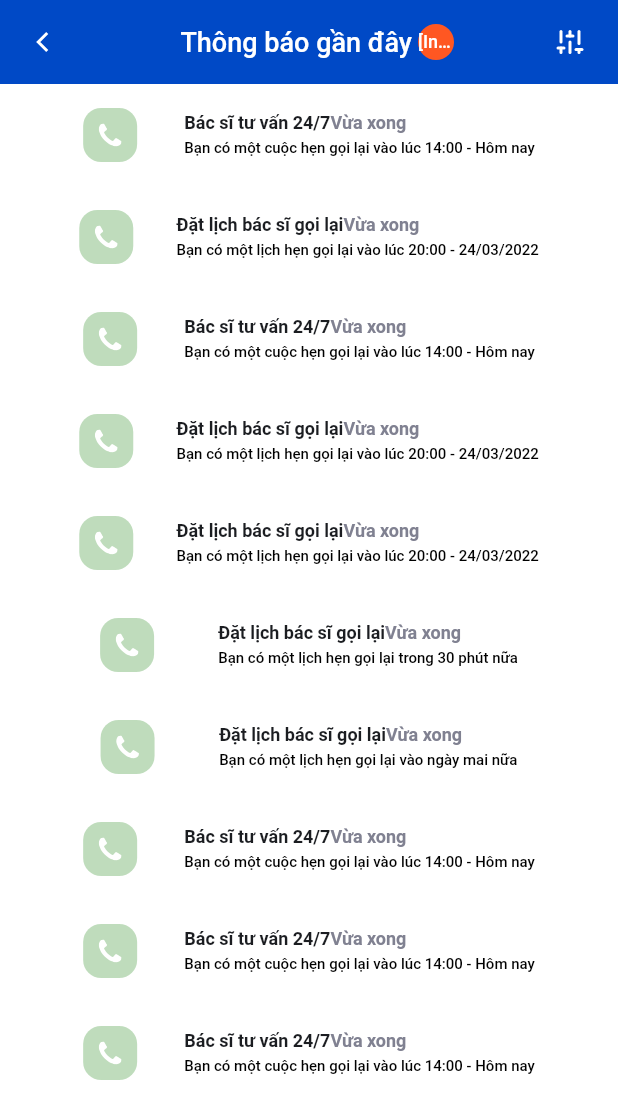
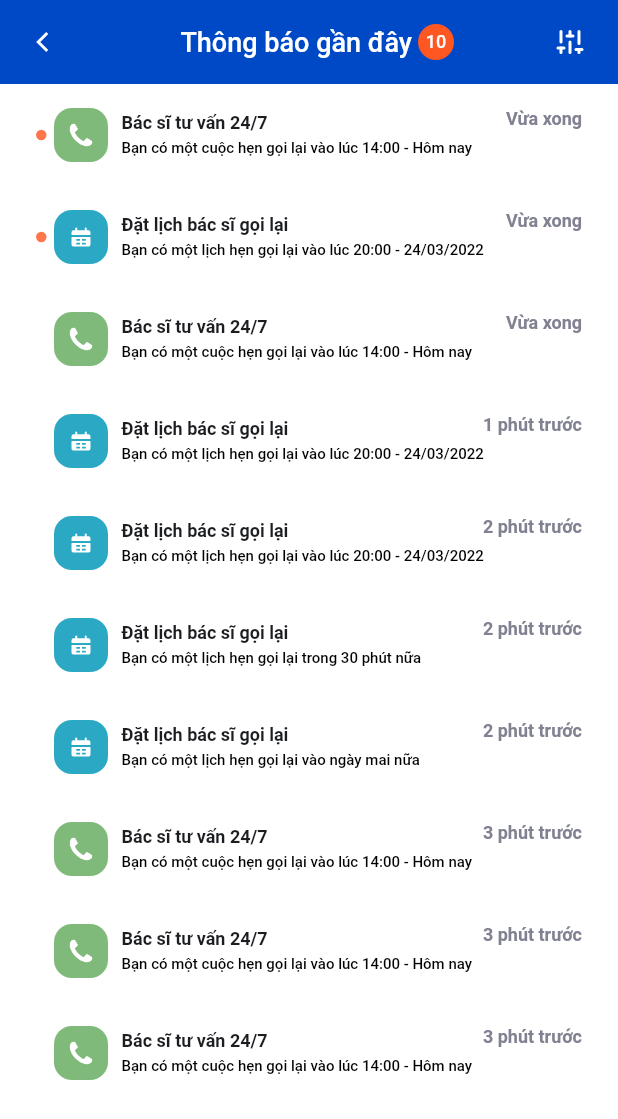
Before and after one commit to phucnguyen1618/doctor_app, a Flutter app: the NotificationPage screen opened by its route, on a phone screen of 412 x 824 dp. Shown: the top 1119 px of the screen. Run offline on Flutter 3.47's test engine with Material 2 defaults, Android fonts, the phone set to English and light mode, and no system bars; our stand-ins replace carousel_slider, draggable_home, flutter_svg, get, google_nav_bar, pinput and 2 more.

Commit message:
update project.

```diff
--- a/lib/app/assets/constants/color_constants.dart
+++ b/lib/app/assets/constants/color_constants.dart
@@ -21,4 +21,5 @@ class ColorConstants {
 
   static const Color unselectedColor = Colors.white;
   static const Color selectedColor = Color(0xFF6C5DD3);
+  static const Color dataRangeColor = Color(0xFF2BA8C4);
 }
--- a/lib/app/models/app_notification.dart
+++ b/lib/app/models/app_notification.dart
@@ -3,10 +3,11 @@ class AppNotification {
   String content;
   bool isRead;
   int typeNotification;
+  String timeReceive;
   bool isSelected;
 
   AppNotification(this.title, this.content, this.isRead, this.typeNotification,
-      this.isSelected);
+      this.timeReceive, this.isSelected);
 }
 
 // 0 là cuộc gọi tư vấn, 1 là đặt lịch hẹn bác sĩ
@@ -17,6 +18,7 @@ final notifications = [
     'Bạn có một cuộc hẹn gọi lại vào lúc 14:00 - Hôm nay',
     false,
     0,
+    'Vừa xong',
     false,
   ),
   AppNotification(
@@ -24,12 +26,14 @@ final notifications = [
       'Bạn có một lịch hẹn gọi lại vào lúc 20:00 - 24/03/2022',
       false,
       1,
+      'Vừa xong',
       false),
   AppNotification(
     'Bác sĩ tư vấn 24/7',
     'Bạn có một cuộc hẹn gọi lại vào lúc 14:00 - Hôm nay',
     true,
     0,
+    'Vừa xong',
     false,
   ),
   AppNotification(
@@ -37,6 +41,7 @@ final notifications = [
     'Bạn có một lịch hẹn gọi lại vào lúc 20:00 - 24/03/2022',
     true,
     1,
+    '1 phút trước',
     false,
   ),
   AppNotification(
@@ -44,6 +49,7 @@ final notifications = [
     'Bạn có một lịch hẹn gọi lại vào lúc 20:00 - 24/03/2022',
     true,
     1,
+    '2 phút trước',
     false,
   ),
   AppNotification(
@@ -51,6 +57,7 @@ final notifications = [
     'Bạn có một lịch hẹn gọi lại trong 30 phút nữa',
     true,
     1,
+    '2 phút trước',
     false,
   ),
   AppNotification(
@@ -58,6 +65,7 @@ final notifications = [
     'Bạn có một lịch hẹn gọi lại vào ngày mai nữa',
     true,
     1,
+    '2 phút trước',
     false,
   ),
   AppNotification(
@@ -65,6 +73,7 @@ final notifications = [
     'Bạn có một cuộc hẹn gọi lại vào lúc 14:00 - Hôm nay',
     true,
     0,
+    '3 phút trước',
     false,
   ),
   AppNotification(
@@ -72,6 +81,7 @@ final notifications = [
     'Bạn có một cuộc hẹn gọi lại vào lúc 14:00 - Hôm nay',
     true,
     0,
+    '3 phút trước',
     false,
   ),
   AppNotification(
@@ -79,6 +89,7 @@ final notifications = [
     'Bạn có một cuộc hẹn gọi lại vào lúc 14:00 - Hôm nay',
     true,
     0,
+    '3 phút trước',
     false,
   ),
 ];
--- a/lib/app/modules/notification/controller/notification_controller.dart
+++ b/lib/app/modules/notification/controller/notification_controller.dart
@@ -1,8 +1,12 @@
 import 'package:doctor_app/app/base/base_controller.dart';
+import 'package:doctor_app/app/models/app_notification.dart';
 import 'package:get/get.dart';
 
 class NotificationController extends BaseController {
+
   var isLoading = false.obs;
+  var isClicked = false.obs;
+  var notificationList = notifications.obs;
 
   onLoading() {
     isLoading.value = true;
@@ -16,4 +20,8 @@ class NotificationController extends BaseController {
   onBack() {
     Get.back();
   }
+
+  onItemNotificationClicked() {
+
+  }
 }
--- a/lib/app/modules/notification/view/notification_page.dart
+++ b/lib/app/modules/notification/view/notification_page.dart
@@ -33,7 +33,7 @@ class NotificationPage extends GetView<NotificationController> {
               NotificationListener<ScrollNotification>(
                 child: ListView.builder(
                   shrinkWrap: true,
-                  itemCount: notifications.length,
+                  itemCount: controller.notificationList.length,
                   itemBuilder: (context, index) {
                     return ItemNotification(notification: notifications[index]);
                   },
--- a/lib/app/modules/notification/view/notification_page_children.dart
+++ b/lib/app/modules/notification/view/notification_page_children.dart
@@ -45,7 +45,7 @@ extension NotificationPageChildren on NotificationPage {
             ),
             alignment: Alignment.center,
             child: Text(
-              "$notifications.length",
+              "${notifications.length}",
               style: const TextStyle(
                 fontSize: 12.0,
                 fontWeight: FontWeight.w500,
--- a/lib/app/shared/widgets/item_notification.dart
+++ b/lib/app/shared/widgets/item_notification.dart
@@ -1,8 +1,12 @@
 import 'package:doctor_app/app/assets/constants/color_constants.dart';
 import 'package:doctor_app/app/models/app_notification.dart';
+import 'package:doctor_app/app/modules/notification/controller/notification_controller.dart';
+import 'package:doctor_app/app/shared/widgets/dot_widget.dart';
 import 'package:flutter/material.dart';
+import 'package:get/get.dart';
 
-import 'call_widget.dart';
+import '../../resource/assets_constant/icon_constants.dart';
+import 'leading_notification_widget.dart';
 
 class ItemNotification extends StatelessWidget {
   const ItemNotification({
@@ -14,36 +18,62 @@ class ItemNotification extends StatelessWidget {
 
   @override
   Widget build(BuildContext context) {
+    var controller = Get.find<NotificationController>();
     return InkWell(
-      onTap: () {},
+      onTap: () {
+        controller.onItemNotificationClicked();
+      },
       child: Padding(
         padding: const EdgeInsets.symmetric(horizontal: 8.0, vertical: 4.0),
         child: Container(
-          height: 60.0,
-          padding: const EdgeInsets.symmetric(horizontal: 16.0, vertical: 12.0),
+            width: double.infinity,
+            padding:
+                const EdgeInsets.symmetric(horizontal: 16.0, vertical: 12.0),
             decoration: BoxDecoration(
               color: notification.isSelected
                   ? ColorConstants.selectedColor
                   : ColorConstants.unselectedColor,
               borderRadius: BorderRadius.circular(12.0),
             ),
-          child: Row(
+            child: Stack(
+              children: [
+                Row(
                   crossAxisAlignment: CrossAxisAlignment.center,
-            mainAxisAlignment: MainAxisAlignment.spaceEvenly,
                   children: [
+                    notification.isRead
+                        ? const SizedBox(
+                            width: 7.0,
+                            height: 7.0,
+                          )
+                        : const DotWidget(backgroundColor: Color(0xFFFF754C)),
+                    const SizedBox(
+                      width: 5.0,
+                    ),
                     notification.isSelected
-                  ? const CallWidget(backgroundColor: Colors.white)
-                  : const CallWidget(
-                      backgroundColor: ColorConstants.accentColor),
+                        ? LeadingNotificationWidget(
+                            backgroundColor: Colors.white,
+                            icon: notification.typeNotification == 0
+                                ? IconConstants.phone
+                                : IconConstants.dateRangeFill,
+                            isSelected: notification.isSelected,
+                          )
+                        : LeadingNotificationWidget(
+                            backgroundColor: notification.typeNotification == 0
+                                ? ColorConstants.accentColor
+                                : ColorConstants.dataRangeColor,
+                            icon: notification.typeNotification == 0
+                                ? IconConstants.phone
+                                : IconConstants.dateRangeFill,
+                            isSelected: notification.isSelected,
+                          ),
+                    const SizedBox(
+                      width: 9.0,
+                    ),
                     Column(
                       crossAxisAlignment: CrossAxisAlignment.start,
                       mainAxisAlignment: MainAxisAlignment.center,
                       children: [
-                  Wrap(
-                    alignment: WrapAlignment.spaceBetween,
-                    children: [
-                      Expanded(
-                        child: Text(
+                        Text(
                           notification.title,
                           style: TextStyle(
                             fontSize: 12.0,
@@ -52,21 +82,6 @@ class ItemNotification extends StatelessWidget {
                                 ? Colors.white
                                 : ColorConstants.pinColor,
                           ),
-                        ),
-                      ),
-                      Expanded(
-                        child: Text(
-                          'Vừa xong',
-                          style: TextStyle(
-                            fontSize: 12.0,
-                            fontWeight: FontWeight.w600,
-                            color: notification.isSelected
-                                ? Colors.white
-                                : ColorConstants.greyColor,
-                          ),
-                        ),
-                      ),
-                    ],
                         ),
                         const SizedBox(
                           height: 4.0,
@@ -87,7 +102,22 @@ class ItemNotification extends StatelessWidget {
                     ),
                   ],
                 ),
+                Positioned(
+                  top: 0.0,
+                  right: 0.0,
+                  child: Text(
+                    notification.timeReceive,
+                    style: TextStyle(
+                      fontSize: 12.0,
+                      fontWeight: FontWeight.w600,
+                      color: notification.isSelected
+                          ? Colors.white
+                          : ColorConstants.greyColor,
                     ),
+                  ),
+                ),
+              ],
+            )),
       ),
     );
   }
--- a/lib/app/shared/widgets/call_widget.dart
+++ b/lib/app/shared/widgets/leading_notification_widget.dart
@@ -1,14 +1,17 @@
-import 'package:doctor_app/app/resource/assets_constant/icon_constants.dart';
 import 'package:flutter/material.dart';
 import 'package:flutter_svg/flutter_svg.dart';
 
-class CallWidget extends StatelessWidget {
-  const CallWidget({
+class LeadingNotificationWidget extends StatelessWidget {
+  const LeadingNotificationWidget({
     Key? key,
     required this.backgroundColor,
+    required this.icon,
+    required this.isSelected,
   }) : super(key: key);
 
   final Color backgroundColor;
+  final String icon;
+  final bool isSelected;
 
   @override
   Widget build(BuildContext context) {
@@ -17,11 +20,11 @@ class CallWidget extends StatelessWidget {
       height: 36.0,
       padding: const EdgeInsets.symmetric(horizontal: 10.4, vertical: 9.6),
       decoration: BoxDecoration(
-        color: backgroundColor.withOpacity(0.5),
+        color: isSelected ? backgroundColor.withOpacity(0.5): backgroundColor,
         borderRadius: BorderRadius.circular(12.0),
       ),
       child: SvgPicture.asset(
-        IconConstants.phone,
+        icon,
         color: Colors.white,
         fit: BoxFit.scaleDown,
       ),
```
Lines whose indentation alone changed are shown as unchanged.
